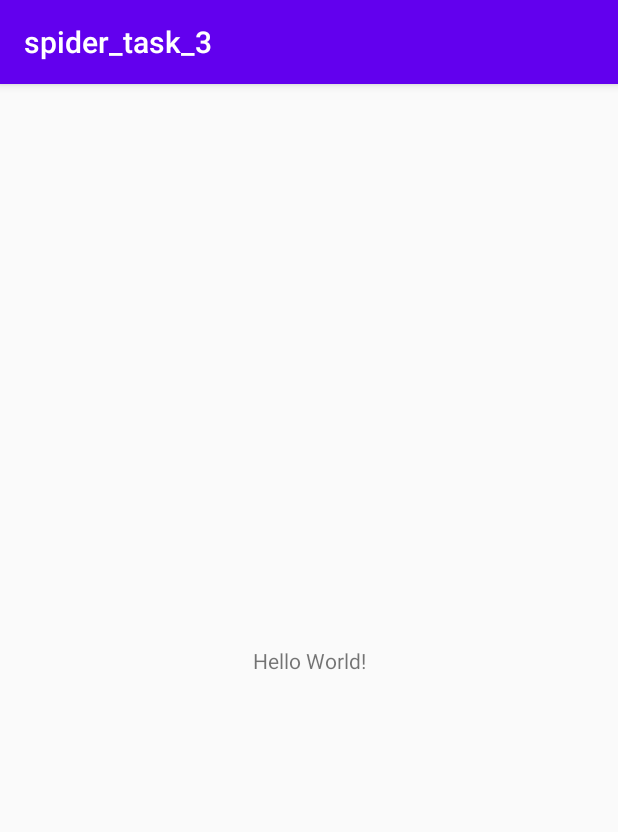
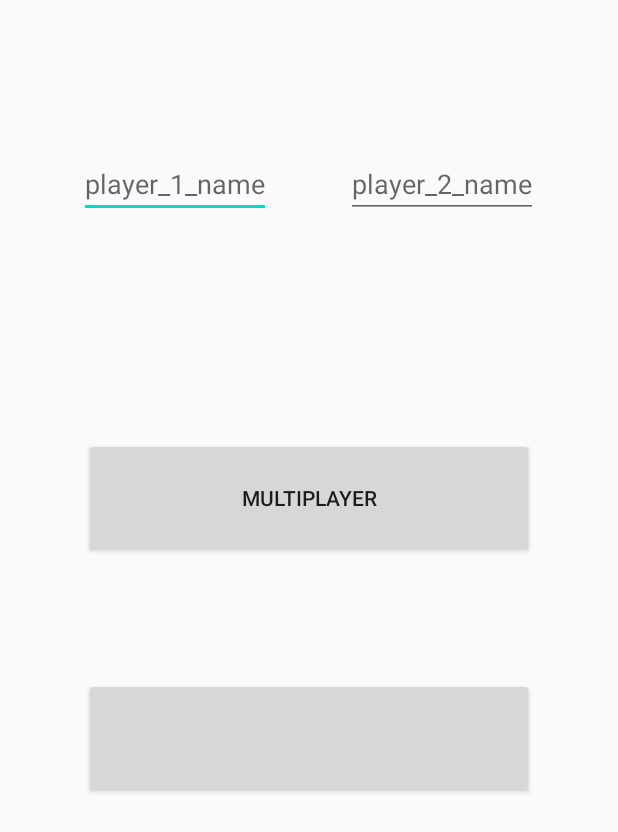
Before and after one commit to YashMohanYamo2206/Tic-Tac-Toe, an Android app: the screen it shows after launch (MainActivity), on a phone screen of 412 x 824 dp. Shown: the top 832 px of the screen. Run offline under Robolectric (Android 15) with nearby library versions, the phone set to English and light mode, and no system bars.

Commit message:
normal almost done

```diff
--- a/app/src/main/AndroidManifest.xml
+++ b/app/src/main/AndroidManifest.xml
@@ -9,6 +9,7 @@
         android:roundIcon="@mipmap/ic_launcher_round"
         android:supportsRtl="true"
         android:theme="@style/AppTheme">
+        <activity android:name=".Game_Activity"></activity>
         <activity android:name=".MainActivity">
             <intent-filter>
                 <action android:name="android.intent.action.MAIN" />
--- a/app/src/main/res/layout/activity_main.xml
+++ b/app/src/main/res/layout/activity_main.xml
@@ -1,18 +1,49 @@
 <?xml version="1.0" encoding="utf-8"?>
-<androidx.constraintlayout.widget.ConstraintLayout xmlns:android="http://schemas.android.com/apk/res/android"
+<RelativeLayout xmlns:android="http://schemas.android.com/apk/res/android"
     xmlns:app="http://schemas.android.com/apk/res-auto"
     xmlns:tools="http://schemas.android.com/tools"
     android:layout_width="match_parent"
     android:layout_height="match_parent"
     tools:context=".MainActivity">
-
-    <TextView
+    <LinearLayout
+        android:layout_centerHorizontal="true"
         android:layout_width="wrap_content"
         android:layout_height="wrap_content"
-        android:text="Hello World!"
-        app:layout_constraintBottom_toBottomOf="parent"
-        app:layout_constraintLeft_toLeftOf="parent"
-        app:layout_constraintRight_toRightOf="parent"
-        app:layout_constraintTop_toTopOf="parent" />
+        android:layout_marginTop="100sp"
+        android:orientation="horizontal">
+        <EditText
+            android:layout_width="wrap_content"
+            android:layout_height="wrap_content"
+            android:hint="player_1_name"
+            android:id="@+id/et_player_1_name"
+            android:layout_marginRight="50sp"/>
+        <EditText
+            android:layout_width="wrap_content"
+            android:layout_height="wrap_content"
+            android:id="@+id/et_player_2_name"
+            android:hint="player_2_name"/>
+    </LinearLayout>
+    <LinearLayout
+        android:layout_width="wrap_content"
+        android:layout_height="wrap_content"
+        android:layout_centerInParent="true"
+        android:orientation="vertical">
 
-</androidx.constraintlayout.widget.ConstraintLayout>
+        <Button
+            android:layout_width="300sp"
+            android:layout_height="80sp"
+            android:layout_marginBottom="80sp"
+            android:onClick="multiPlayer"
+            android:text="multiPlayer">
+
+        </Button>
+
+        <Button
+
+            android:layout_width="300sp"
+            android:layout_height="80sp">
+
+        </Button>
+
+    </LinearLayout>
+</RelativeLayout>
--- a/app/src/main/res/values/styles.xml
+++ b/app/src/main/res/values/styles.xml
@@ -1,7 +1,7 @@
 <resources>
 
     <!-- Base application theme. -->
-    <style name="AppTheme" parent="Theme.AppCompat.Light.DarkActionBar">
+    <style name="AppTheme" parent="Theme.AppCompat.Light.NoActionBar">
         <!-- Customize your theme here. -->
         <item name="colorPrimary">@color/colorPrimary</item>
         <item name="colorPrimaryDark">@color/colorPrimaryDark</item>
```
Also changed, not shown: app/src/main/java/com/yash/spider_task_3/DrawLines.java (added, +42 -0 lines), app/src/main/java/com/yash/spider_task_3/Game_Activity.java (added, +66 -0 lines), app/src/main/java/com/yash/spider_task_3/MainActivity.java (+25 -0 lines), app/src/main/java/com/yash/spider_task_3/draw_cross_circle.java (added, +263 -0 lines), app/src/main/res/layout/activity_game_.xml (added, +29 -0 lines).
